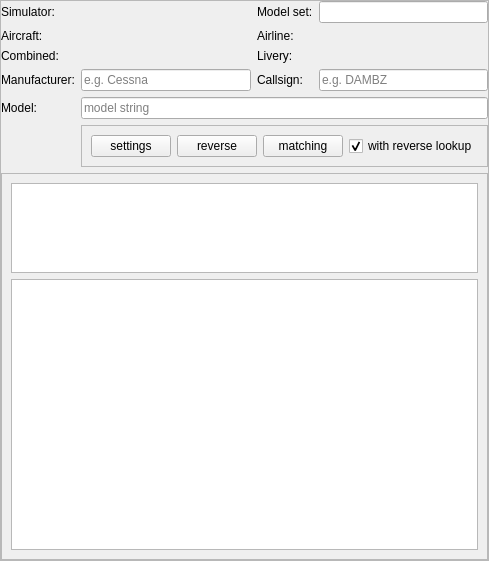
Above: src/blackgui/components/modelmatchercomponent.ui from swift-project/pilotclient before the change. Below: the same form after it.
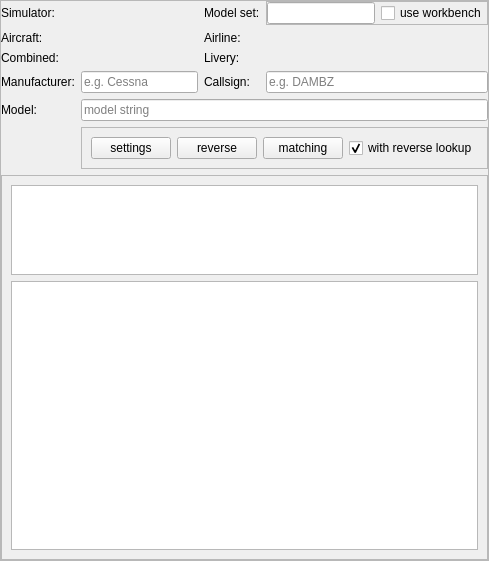
That is the form after the change. Custom widgets are drawn as their Qt base class.

Commit message: Ref T578, allow to use workbench data in matcher component for testing

The edit to the form file:
```diff
--- a/src/blackgui/components/modelmatchercomponent.ui
+++ b/src/blackgui/components/modelmatchercomponent.ui
@@ -32,27 +32,21 @@
    <property name="bottomMargin">
     <number>0</number>
    </property>
-   <item row="0" column="1" alignment="Qt::AlignLeft">
-    <widget class="BlackGui::Components::CSimulatorSelector" name="comp_SimulatorSelector">
-     <property name="minimumSize">
-      <size>
-       <width>100</width>
-       <height>0</height>
-      </size>
-     </property>
-     <property name="focusPolicy">
-      <enum>Qt::StrongFocus</enum>
-     </property>
-    </widget>
-   </item>
-   <item row="3" column="1">
-    <widget class="BlackGui::Components::CAircraftCombinedTypeSelector" name="comp_CombinedCode">
-     <property name="focusPolicy">
-      <enum>Qt::StrongFocus</enum>
-     </property>
-    </widget>
-   </item>
    <item row="2" column="1">
+    <widget class="BlackGui::Components::CAircraftCombinedTypeSelector" name="comp_CombinedCode">
+     <property name="focusPolicy">
+      <enum>Qt::StrongFocus</enum>
+     </property>
+    </widget>
+   </item>
+   <item row="2" column="2">
+    <widget class="QLabel" name="lbl_Livery">
+     <property name="text">
+      <string>Livery:</string>
+     </property>
+    </widget>
+   </item>
+   <item row="1" column="1">
     <widget class="BlackGui::Components::CDbAircraftIcaoSelectorComponent" name="comp_AircraftSelector">
      <property name="minimumSize">
       <size>
@@ -65,59 +59,7 @@
      </property>
     </widget>
    </item>
-   <item row="7" column="0" colspan="4">
-    <widget class="QFrame" name="fr_Results">
-     <property name="frameShape">
-      <enum>QFrame::StyledPanel</enum>
-     </property>
-     <property name="frameShadow">
-      <enum>QFrame::Raised</enum>
-     </property>
-     <layout class="QVBoxLayout" name="vl_Results" stretch="1,3">
-      <item>
-       <widget class="QTextEdit" name="te_Results">
-        <property name="readOnly">
-         <bool>true</bool>
-        </property>
-       </widget>
-      </item>
-      <item>
-       <widget class="BlackGui::Views::CStatusMessageView" name="tvp_ResultMessages">
-        <property name="selectionMode">
-         <enum>QAbstractItemView::SingleSelection</enum>
-        </property>
-        <property name="selectionBehavior">
-         <enum>QAbstractItemView::SelectRows</enum>
-        </property>
-        <attribute name="verticalHeaderVisible">
-         <bool>false</bool>
-        </attribute>
-       </widget>
-      </item>
-     </layout>
-    </widget>
-   </item>
-   <item row="3" column="3">
-    <widget class="BlackGui::Components::CDbLiverySelectorComponent" name="comp_LiverySelector">
-     <property name="focusPolicy">
-      <enum>Qt::StrongFocus</enum>
-     </property>
-    </widget>
-   </item>
-   <item row="2" column="3">
-    <widget class="BlackGui::Components::CDbAirlineIcaoSelectorComponent" name="comp_AirlineSelector">
-     <property name="minimumSize">
-      <size>
-       <width>100</width>
-       <height>0</height>
-      </size>
-     </property>
-     <property name="focusPolicy">
-      <enum>Qt::StrongFocus</enum>
-     </property>
-    </widget>
-   </item>
-   <item row="6" column="1" colspan="3">
+   <item row="5" column="1" colspan="3">
     <widget class="QFrame" name="fr_Buttons">
      <property name="minimumSize">
       <size>
@@ -182,69 +124,80 @@
      </layout>
     </widget>
    </item>
-   <item row="5" column="0">
-    <widget class="QLabel" name="lbl_Model">
-     <property name="text">
-      <string>Model:</string>
-     </property>
-    </widget>
-   </item>
-   <item row="2" column="0">
-    <widget class="QLabel" name="lbl_Aircraft">
-     <property name="text">
-      <string>Aircraft:</string>
-     </property>
-    </widget>
-   </item>
-   <item row="2" column="2">
-    <widget class="QLabel" name="lbl_Airline">
-     <property name="text">
-      <string>Airline:</string>
-     </property>
-    </widget>
-   </item>
-   <item row="3" column="0">
-    <widget class="QLabel" name="lbl_Combined">
-     <property name="text">
-      <string>Combined:</string>
-     </property>
-    </widget>
-   </item>
-   <item row="3" column="2">
-    <widget class="QLabel" name="lbl_Livery">
-     <property name="text">
-      <string>Livery:</string>
-     </property>
-    </widget>
-   </item>
-   <item row="5" column="1" colspan="3">
-    <widget class="QLineEdit" name="le_ModelString">
-     <property name="placeholderText">
-      <string>model string</string>
-     </property>
-    </widget>
-   </item>
-   <item row="0" column="0">
-    <widget class="QLabel" name="lbl_Simulator">
-     <property name="text">
-      <string>Simulator:</string>
-     </property>
-    </widget>
-   </item>
-   <item row="4" column="1">
+   <item row="3" column="1">
     <widget class="QLineEdit" name="le_Manufacturer">
      <property name="placeholderText">
       <string>e.g. Cessna</string>
      </property>
     </widget>
    </item>
-   <item row="4" column="0">
+   <item row="6" column="0" colspan="4">
+    <widget class="QFrame" name="fr_Results">
+     <property name="frameShape">
+      <enum>QFrame::StyledPanel</enum>
+     </property>
+     <property name="frameShadow">
+      <enum>QFrame::Raised</enum>
+     </property>
+     <layout class="QVBoxLayout" name="vl_Results" stretch="1,3">
+      <item>
+       <widget class="QTextEdit" name="te_Results">
+        <property name="readOnly">
+         <bool>true</bool>
+        </property>
+       </widget>
+      </item>
+      <item>
+       <widget class="BlackGui::Views::CStatusMessageView" name="tvp_ResultMessages">
+        <property name="selectionMode">
+         <enum>QAbstractItemView::SingleSelection</enum>
+        </property>
+        <property name="selectionBehavior">
+         <enum>QAbstractItemView::SelectRows</enum>
+        </property>
+        <attribute name="verticalHeaderVisible">
+         <bool>false</bool>
+        </attribute>
+       </widget>
+      </item>
+     </layout>
+    </widget>
+   </item>
+   <item row="3" column="0">
     <widget class="QLabel" name="lbl_Manufacturer">
      <property name="text">
       <string>Manufacturer:</string>
      </property>
     </widget>
    </item>
+   <item row="4" column="1" colspan="3">
+    <widget class="QLineEdit" name="le_ModelString">
+     <property name="placeholderText">
+      <string>model string</string>
+     </property>
+    </widget>
+   </item>
+   <item row="1" column="0">
+    <widget class="QLabel" name="lbl_Aircraft">
+     <property name="text">
+      <string>Aircraft:</string>
+     </property>
+    </widget>
+   </item>
+   <item row="4" column="0">
+    <widget class="QLabel" name="lbl_Model">
+     <property name="text">
+      <string>Model:</string>
+     </property>
+    </widget>
+   </item>
+   <item row="1" column="2">
+    <widget class="QLabel" name="lbl_Airline">
+     <property name="text">
+      <string>Airline:</string>
+     </property>
+    </widget>
+   </item>
    <item row="0" column="2">
     <widget class="QLabel" name="lbl_ModelSetCount">
      <property name="text">
@@ -252,27 +205,105 @@
      </property>
     </widget>
    </item>
+   <item row="3" column="3">
+    <widget class="QLineEdit" name="le_Callsign">
+     <property name="placeholderText">
+      <string>e.g. DAMBZ</string>
+     </property>
+    </widget>
+   </item>
+   <item row="0" column="0">
+    <widget class="QLabel" name="lbl_Simulator">
+     <property name="text">
+      <string>Simulator:</string>
+     </property>
+    </widget>
+   </item>
+   <item row="2" column="3">
+    <widget class="BlackGui::Components::CDbLiverySelectorComponent" name="comp_LiverySelector">
+     <property name="focusPolicy">
+      <enum>Qt::StrongFocus</enum>
+     </property>
+    </widget>
+   </item>
+   <item row="0" column="1" alignment="Qt::AlignLeft">
+    <widget class="BlackGui::Components::CSimulatorSelector" name="comp_SimulatorSelector">
+     <property name="minimumSize">
+      <size>
+       <width>100</width>
+       <height>0</height>
+      </size>
+     </property>
+     <property name="focusPolicy">
+      <enum>Qt::StrongFocus</enum>
+     </property>
+    </widget>
+   </item>
    <item row="0" column="3">
-    <widget class="QLineEdit" name="le_ModelSetCount">
-     <property name="readOnly">
-      <bool>true</bool>
+    <widget class="QFrame" name="fr_ModelSet">
+     <property name="frameShape">
+      <enum>QFrame::StyledPanel</enum>
      </property>
+     <property name="frameShadow">
+      <enum>QFrame::Raised</enum>
+     </property>
+     <layout class="QHBoxLayout" name="hl_ModelSet">
+      <property name="leftMargin">
+       <number>0</number>
+      </property>
+      <property name="topMargin">
+       <number>0</number>
+      </property>
+      <property name="rightMargin">
+       <number>0</number>
+      </property>
+      <property name="bottomMargin">
+       <number>0</number>
+      </property>
+      <item>
+       <widget class="QLineEdit" name="le_ModelSetCount">
+        <property name="readOnly">
+         <bool>true</bool>
+        </property>
+       </widget>
+      </item>
+      <item>
+       <widget class="QCheckBox" name="cb_UseWorkbench">
+        <property name="text">
+         <string>use workbench</string>
+        </property>
+       </widget>
+      </item>
+     </layout>
     </widget>
    </item>
-   <item row="4" column="2">
+   <item row="1" column="3">
+    <widget class="BlackGui::Components::CDbAirlineIcaoSelectorComponent" name="comp_AirlineSelector">
+     <property name="minimumSize">
+      <size>
+       <width>100</width>
+       <height>0</height>
+      </size>
+     </property>
+     <property name="focusPolicy">
+      <enum>Qt::StrongFocus</enum>
+     </property>
+    </widget>
+   </item>
+   <item row="2" column="0">
+    <widget class="QLabel" name="lbl_Combined">
+     <property name="text">
+      <string>Combined:</string>
+     </property>
+    </widget>
+   </item>
+   <item row="3" column="2">
     <widget class="QLabel" name="lbl_Callsign">
      <property name="text">
       <string>Callsign:</string>
      </property>
     </widget>
    </item>
-   <item row="4" column="3">
-    <widget class="QLineEdit" name="le_Callsign">
-     <property name="placeholderText">
-      <string>e.g. DAMBZ</string>
-     </property>
-    </widget>
-   </item>
   </layout>
  </widget>
  <customwidgets>
```
Left out of the diff: 2 changed lines with no effect on the pictures. The commit also changes 3 other files.
